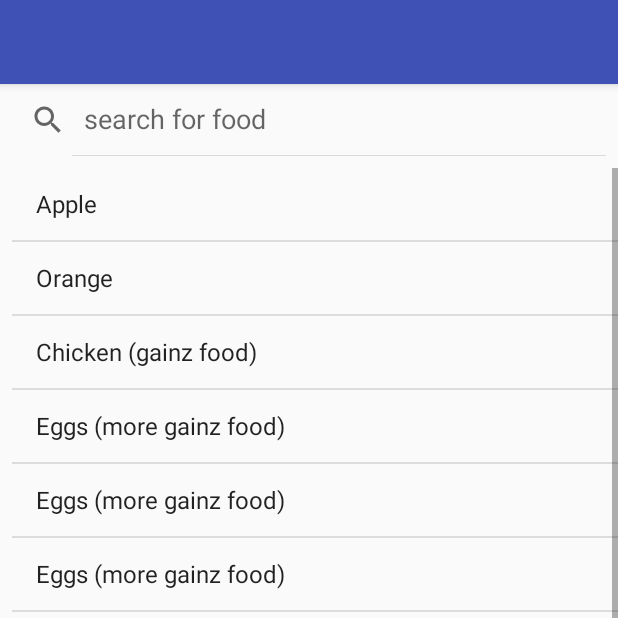
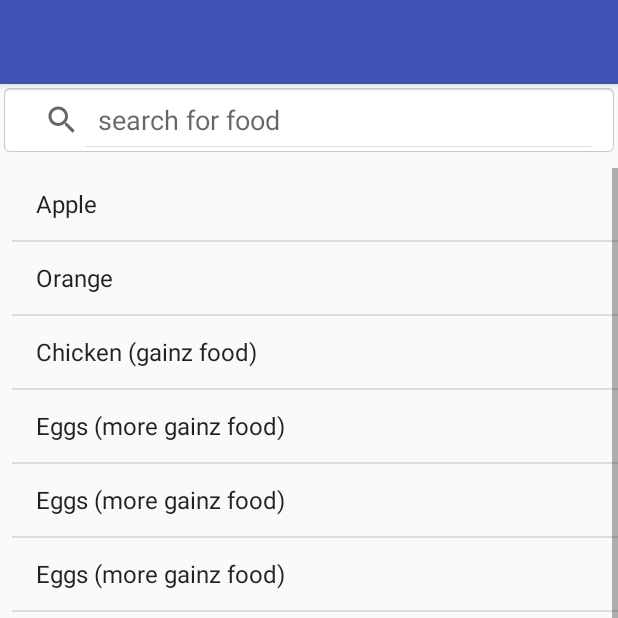
Before and after one commit to KleoG/FitnessAppClone, an Android app: the SearchActivity screen opened directly, with no data from a screen before it, on a phone screen of 412 x 824 dp, the top half of it. Run offline under Robolectric (Android 15) with nearby library versions, the phone set to English and light mode, and no system bars.

Commit message:
added border to search button

```diff
--- a/app/src/main/res/layout/activity_search.xml
+++ b/app/src/main/res/layout/activity_search.xml
@@ -14,6 +14,7 @@
         android:id="@+id/foodSearchView"
         android:layout_width="match_parent"
         android:layout_height="wrap_content"
+        android:background="@android:drawable/editbox_background"
         android:iconifiedByDefault="false">
 
     </SearchView>
```
